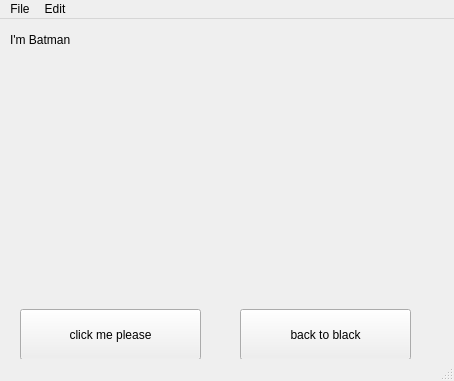
The window that test.ui (Bernardo-07/PyQt5-Tutorial) describes before a commit, drawn with Qt 5.
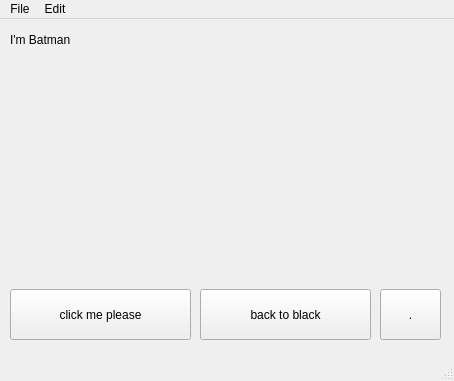
The same window after the commit. Icons and pictures are not drawn.

Commit message: QMessageBox and Popup Windows

Patch:
```diff
--- a/test.ui
+++ b/test.ui
@@ -17,8 +17,8 @@
    <widget class="QPushButton" name="button1">
     <property name="geometry">
      <rect>
-      <x>20</x>
-      <y>290</y>
+      <x>10</x>
+      <y>270</y>
       <width>181</width>
       <height>51</height>
      </rect>
@@ -43,8 +43,8 @@
    <widget class="QPushButton" name="pushButton">
     <property name="geometry">
      <rect>
-      <x>240</x>
-      <y>290</y>
+      <x>200</x>
+      <y>270</y>
       <width>171</width>
       <height>51</height>
      </rect>
@@ -72,6 +72,19 @@
      <bool>true</bool>
     </property>
    </widget>
+   <widget class="QPushButton" name="pushButton_2">
+    <property name="geometry">
+     <rect>
+      <x>380</x>
+      <y>270</y>
+      <width>61</width>
+      <height>51</height>
+     </rect>
+    </property>
+    <property name="text">
+     <string>.</string>
+    </property>
+   </widget>
   </widget>
   <widget class="QMenuBar" name="menubar">
    <property name="geometry">
```
The commit also changes 1 other file.
